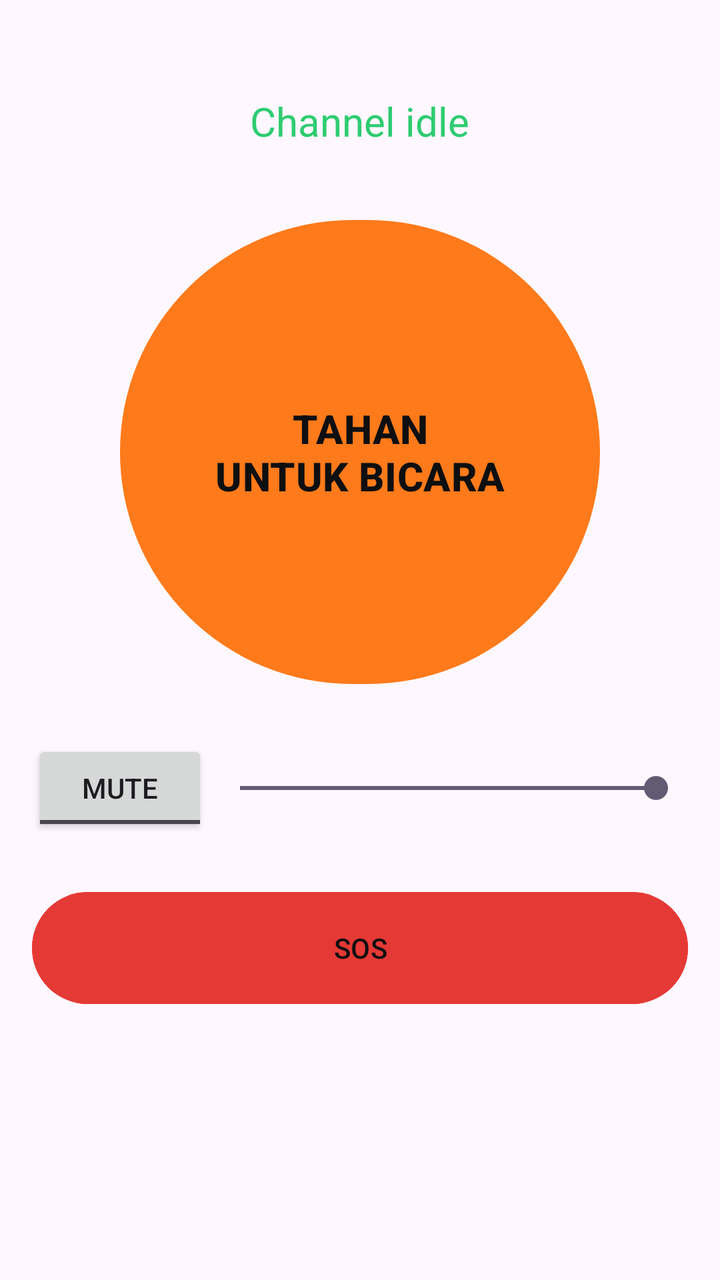
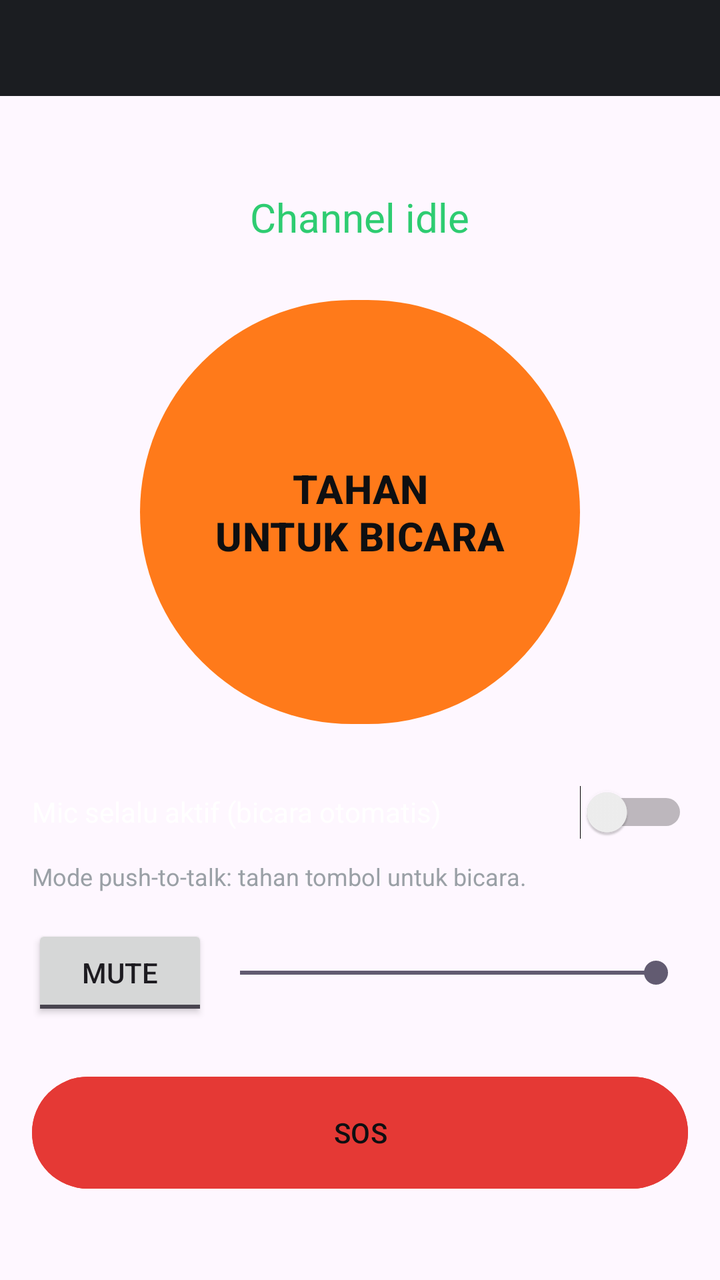

Before-and-after screenshots of an Android layout around one commit, followed by the original layout XML and the change that was made.
<!-- AndroidManifest.xml: application theme Theme.Tracker -->
<!-- res/layout/fragment_talk.xml -->
<?xml version="1.0" encoding="utf-8"?>
<LinearLayout xmlns:android="http://schemas.android.com/apk/res/android" android:layout_width="match_parent" android:layout_height="match_parent" android:orientation="vertical" android:gravity="center_horizontal" android:padding="16dp">
    <TextView android:id="@+id/conn" android:layout_width="wrap_content" android:layout_height="wrap_content" android:textColor="@color/text_secondary"/>
    <TextView android:id="@+id/speaker" android:layout_width="wrap_content" android:layout_height="wrap_content" android:textColor="@color/ok_green" android:textSize="20sp" android:layout_marginTop="12dp" android:text="Channel idle"/>
    <Button android:id="@+id/ptt" android:layout_width="240dp" android:layout_height="240dp" android:layout_marginTop="32dp" android:text="TAHAN\nUNTUK BICARA" android:textSize="20sp" android:textStyle="bold"/>
    <LinearLayout android:layout_width="match_parent" android:layout_height="wrap_content" android:orientation="horizontal" android:gravity="center_vertical" android:layout_marginTop="24dp">
        <ToggleButton android:id="@+id/mute" android:layout_width="wrap_content" android:layout_height="wrap_content" android:textOn="Muted" android:textOff="Mute"/>
        <SeekBar android:id="@+id/volume" android:layout_width="0dp" android:layout_weight="1" android:layout_height="wrap_content" android:max="100" android:progress="100"/>
    </LinearLayout>
    <Button android:id="@+id/sos" android:layout_width="match_parent" android:layout_height="64dp" android:text="SOS" android:backgroundTint="@color/danger" android:layout_marginTop="24dp"/>
</LinearLayout>
<!-- resources referenced by this layout -->
<resources>
  <color name="danger">#E53935</color>
  <color name="ok_green">#2ECC71</color>
  <color name="text_secondary">#9AA0A6</color>
  <style name="Theme.Tracker" parent="Theme.Material3.DayNight.NoActionBar">
          <item name="colorPrimary">@color/accent</item>
          <item name="colorOnPrimary">@color/bg_dark</item>
      </style>
  <color name="accent">#FF7A1A</color>
  <color name="bg_dark">#0E0F11</color>
</resources>

<!-- the commit's change to res/layout/fragment_talk.xml (unified diff, before → after) -->
@@ -1,11 +1,48 @@
 <?xml version="1.0" encoding="utf-8"?>
-<LinearLayout xmlns:android="http://schemas.android.com/apk/res/android" android:layout_width="match_parent" android:layout_height="match_parent" android:orientation="vertical" android:gravity="center_horizontal" android:padding="16dp">
-    <TextView android:id="@+id/conn" android:layout_width="wrap_content" android:layout_height="wrap_content" android:textColor="@color/text_secondary"/>
-    <TextView android:id="@+id/speaker" android:layout_width="wrap_content" android:layout_height="wrap_content" android:textColor="@color/ok_green" android:textSize="20sp" android:layout_marginTop="12dp" android:text="Channel idle"/>
-    <Button android:id="@+id/ptt" android:layout_width="240dp" android:layout_height="240dp" android:layout_marginTop="32dp" android:text="TAHAN\nUNTUK BICARA" android:textSize="20sp" android:textStyle="bold"/>
-    <LinearLayout android:layout_width="match_parent" android:layout_height="wrap_content" android:orientation="horizontal" android:gravity="center_vertical" android:layout_marginTop="24dp">
-        <ToggleButton android:id="@+id/mute" android:layout_width="wrap_content" android:layout_height="wrap_content" android:textOn="Muted" android:textOff="Mute"/>
-        <SeekBar android:id="@+id/volume" android:layout_width="0dp" android:layout_weight="1" android:layout_height="wrap_content" android:max="100" android:progress="100"/>
-    </LinearLayout>
-    <Button android:id="@+id/sos" android:layout_width="match_parent" android:layout_height="64dp" android:text="SOS" android:backgroundTint="@color/danger" android:layout_marginTop="24dp"/>
+<LinearLayout xmlns:android="http://schemas.android.com/apk/res/android"
+    android:layout_width="match_parent" android:layout_height="match_parent" android:orientation="vertical">
+
+    <com.google.android.material.tabs.TabLayout android:id="@+id/talkTabs" android:layout_width="match_parent" android:layout_height="wrap_content"
+        android:background="@color/surface_dark" app:tabTextColor="@color/text_secondary" app:tabSelectedTextColor="@color/accent" app:tabIndicatorColor="@color/accent"
+        xmlns:app="http://schemas.android.com/apk/res-auto"/>
+
+    <FrameLayout android:layout_width="match_parent" android:layout_height="0dp" android:layout_weight="1">
+
+        
+        <ScrollView android:id="@+id/voicePane" android:layout_width="match_parent" android:layout_height="match_parent">
+            <LinearLayout android:layout_width="match_parent" android:layout_height="wrap_content" android:orientation="vertical" android:gravity="center_horizontal" android:padding="16dp">
+                <TextView android:id="@+id/conn" android:layout_width="wrap_content" android:layout_height="wrap_content" android:textColor="@color/text_secondary"/>
+                <TextView android:id="@+id/speaker" android:layout_width="wrap_content" android:layout_height="wrap_content" android:textColor="@color/ok_green" android:textSize="20sp" android:layout_marginTop="12dp" android:text="Channel idle"/>
+                <Button android:id="@+id/ptt" android:layout_width="220dp" android:layout_height="220dp" android:layout_marginTop="24dp" android:text="TAHAN\nUNTUK BICARA" android:textSize="20sp" android:textStyle="bold"/>
+
+                <Switch android:id="@+id/openMic" android:layout_width="match_parent" android:layout_height="48dp" android:layout_marginTop="16dp" android:text="Mic selalu aktif (bicara otomatis)" android:textColor="@color/text_primary"/>
+                <TextView android:id="@+id/openMicHint" android:layout_width="match_parent" android:layout_height="wrap_content" android:textColor="@color/text_secondary" android:textSize="12sp"
+                    android:text="Mode push-to-talk: tahan tombol untuk bicara."/>
+                <LinearLayout android:id="@+id/voxRow" android:layout_width="match_parent" android:layout_height="wrap_content" android:orientation="horizontal" android:gravity="center_vertical" android:visibility="gone">
+                    <TextView android:layout_width="wrap_content" android:layout_height="wrap_content" android:text="Sensitivitas mic" android:textColor="@color/text_secondary"/>
+                    <SeekBar android:id="@+id/vox" android:layout_width="0dp" android:layout_weight="1" android:layout_height="wrap_content" android:max="100" android:progress="50"/>
+                </LinearLayout>
+
+                <LinearLayout android:layout_width="match_parent" android:layout_height="wrap_content" android:orientation="horizontal" android:gravity="center_vertical" android:layout_marginTop="16dp">
+                    <ToggleButton android:id="@+id/mute" android:layout_width="wrap_content" android:layout_height="wrap_content" android:textOn="Muted" android:textOff="Mute"/>
+                    <SeekBar android:id="@+id/volume" android:layout_width="0dp" android:layout_weight="1" android:layout_height="wrap_content" android:max="100" android:progress="100"/>
+                </LinearLayout>
+                <Button android:id="@+id/sos" android:layout_width="match_parent" android:layout_height="64dp" android:text="SOS" android:backgroundTint="@color/danger" android:layout_marginTop="24dp"/>
+            </LinearLayout>
+        </ScrollView>
+
+        
+        <LinearLayout android:id="@+id/chatPane" android:layout_width="match_parent" android:layout_height="match_parent" android:orientation="vertical" android:visibility="gone">
+            <ScrollView android:id="@+id/chatScroll" android:layout_width="match_parent" android:layout_height="0dp" android:layout_weight="1">
+                <LinearLayout android:id="@+id/chatList" android:layout_width="match_parent" android:layout_height="wrap_content" android:orientation="vertical" android:padding="12dp"/>
+            </ScrollView>
+            <TextView android:id="@+id/chatMuted" android:layout_width="match_parent" android:layout_height="wrap_content" android:padding="8dp" android:gravity="center"
+                android:textColor="@color/danger" android:text="Anda dibisukan oleh Captain" android:visibility="gone"/>
+            <LinearLayout android:layout_width="match_parent" android:layout_height="wrap_content" android:orientation="horizontal" android:gravity="center_vertical" android:padding="8dp">
+                <EditText android:id="@+id/chatInput" android:layout_width="0dp" android:layout_weight="1" android:layout_height="wrap_content" android:hint="Tulis pesan…"
+                    android:maxLength="500" android:maxLines="3" android:inputType="textCapSentences|textMultiLine" android:textColor="@color/text_primary" android:textColorHint="@color/text_secondary"/>
+                <Button android:id="@+id/chatSend" android:layout_width="wrap_content" android:layout_height="wrap_content" android:text="Kirim" android:layout_marginStart="8dp"/>
+            </LinearLayout>
+        </LinearLayout>
+    </FrameLayout>
 </LinearLayout>
<!-- resource entries referenced after the edit -->
@@ -2,6 +2,8 @@
 <resources>
   <color name="danger">#E53935</color>
   <color name="ok_green">#2ECC71</color>
+  <color name="surface_dark">#1B1D21</color>
+  <color name="text_primary">#FFFFFF</color>
   <color name="text_secondary">#9AA0A6</color>
   <style name="Theme.Tracker" parent="Theme.Material3.DayNight.NoActionBar">
           <item name="colorPrimary">@color/accent</item>
